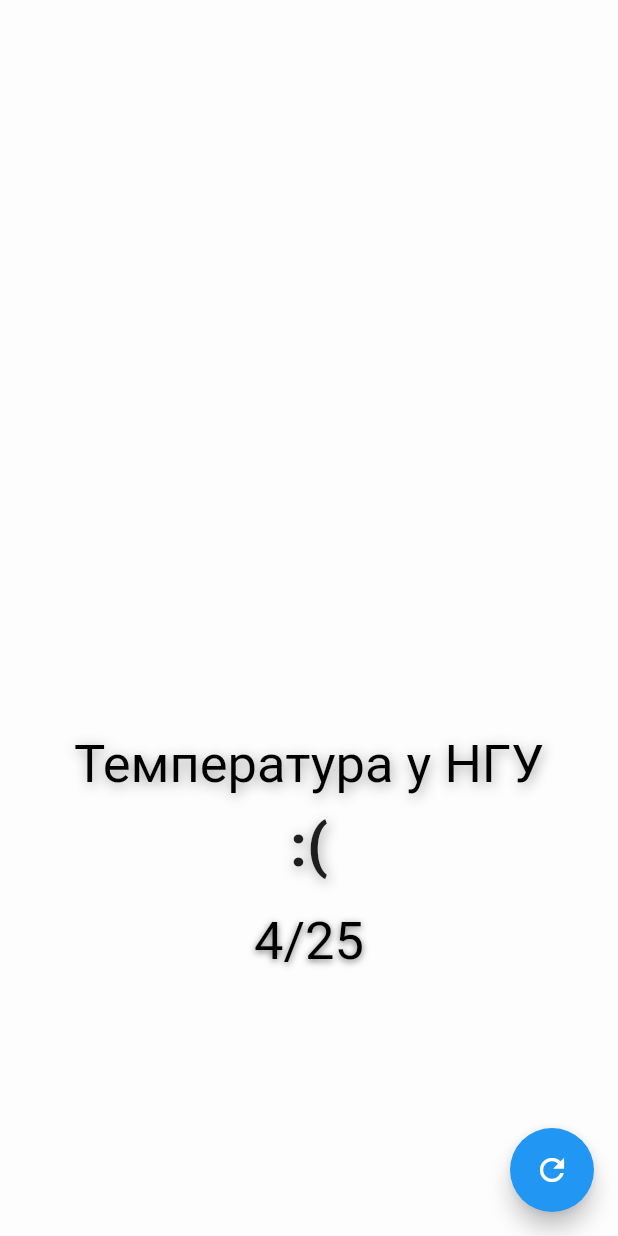
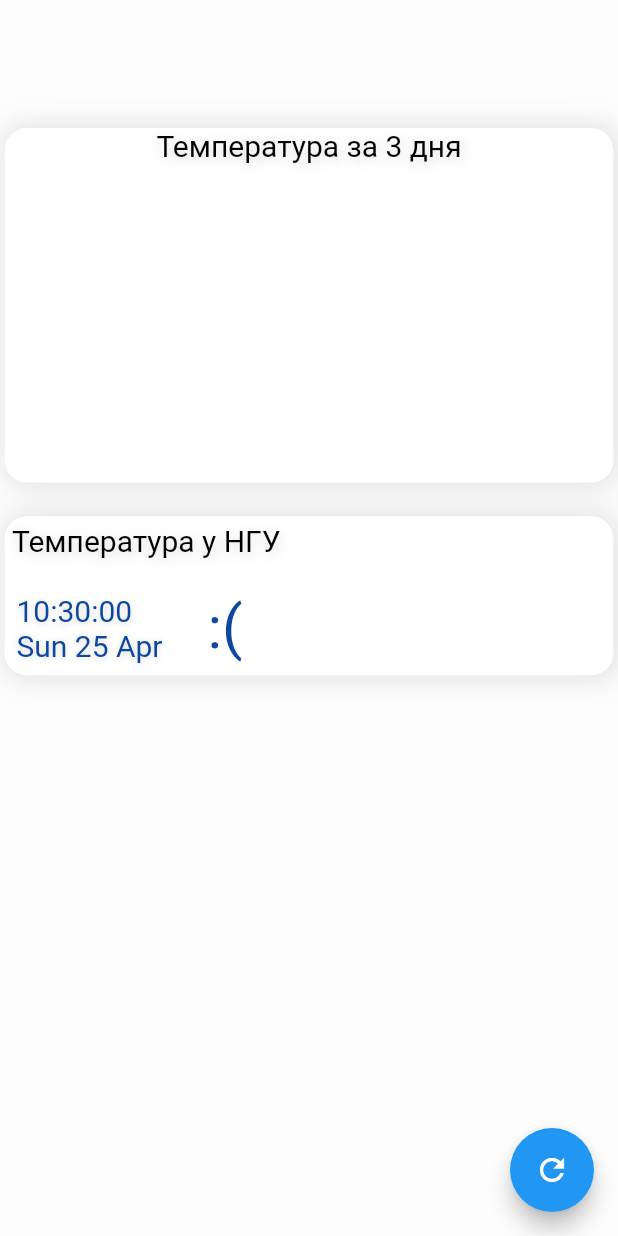
Before and after one commit to Altair200333/weather_nsu, a Flutter app: the screen it shows after launch, on a phone screen of 412 x 824 dp. Run offline on Flutter 3.47's test engine with Material 2 defaults, Android fonts, the phone set to English and light mode, and no system bars; our stand-ins replace fl_chart; missing offline and left inert: home_widget, workmanager; network calls fail.

Commit message:
design update

```diff
--- a/lib/main.dart
+++ b/lib/main.dart
@@ -3,7 +3,6 @@ import 'dart:math';
 import 'dart:convert';
 import 'package:fl_chart/fl_chart.dart';
 import 'package:flutter/services.dart';
-
 
 import 'package:flutter/material.dart';
 import 'package:http/http.dart' as http;
@@ -143,13 +142,20 @@ class _MyHomePageState extends State<MyHomePage> {
             crossAxisAlignment: CrossAxisAlignment.center,
             children: <Widget>[
               SizedBox(height: MediaQuery.of(context).size.height * 0.1),
+              getShadowContainer([
+                Text(
+                  "Температура за 3 дня",
+                  style: TextStyle(fontSize: 20, color: Colors.black, shadows: [
+                    Shadow(
+                        blurRadius: 10,
+                        color: Colors.black38.withAlpha(40),
+                        offset: Offset(1, 2))
+                  ]),
+                ),
+                SizedBox(height: 20),
                 AspectRatio(
-                aspectRatio: 1.70,
+                  aspectRatio: 2.10,
                   child: Container(
-                  decoration: const BoxDecoration(color: Colors.transparent),
-                  child: Padding(
-                    padding: const EdgeInsets.only(
-                        right: 0.0, left: 0.0, top: 24, bottom: 12),
                     child: weather != null
                         ? LineChart(
                             mainData(weather),
@@ -157,45 +163,56 @@ class _MyHomePageState extends State<MyHomePage> {
                         : Container(),
                   ),
                 ),
-              ),
-              SizedBox(height: MediaQuery.of(context).size.height * 0.2),
+              ], context),
+              SizedBox(height: MediaQuery.of(context).size.height * 0.02),
+              getShadowContainer([
+                Padding(
+                  padding: const EdgeInsets.all(5.0),
+                  child: Row(
+                    children: [
                       Text(
                         'Температура у НГУ',
-                style: TextStyle(fontSize: 35, color: Colors.black, shadows: [
+                        style: TextStyle(fontSize: 20, color: Colors.black, shadows: [
                           Shadow(
                               blurRadius: 10,
-                      color: Colors.black38,
+                              color: Colors.black38.withAlpha(40),
                               offset: Offset(1, 2))
                         ]),
                       ),
+                    ],
+                  ),
+                ),
                 SizedBox(height: 10),
+                Padding(
+                  padding: const EdgeInsets.all(8.0),
+                  child: Row(
+                    children: [
+                      Text(DateFormat('kk:mm:ss \nEEE d MMM').format(DateTime.now()),style: TextStyle(fontSize: 20, color: Colors.blue[900], shadows: [
+                        Shadow(
+                            blurRadius: 6,
+                            color: Colors.black54.withAlpha(40),
+                            offset: Offset(0, 1))
+                      ])),
+                      SizedBox(width: 30),
                       Text(
                         weather != null ? weather.temperature + "°" : ":(",
                         style: TextStyle(
+                            color: Colors.blue[900],
                             fontSize: 40,
-                    fontWeight: FontWeight.bold,
-                    shadows: [
-                      Shadow(
-                          blurRadius: 10,
-                          color: Colors.black38,
-                          offset: Offset(1, 2))
-                    ]),
+                            fontWeight: FontWeight.normal,
                             ),
+                      ),
+                    ],
+                  ),
+                ),
+              ], context),
               SizedBox(height: 20),
-
-              Text(DateFormat.Md().format(DateTime.now()).toString(),
-                  style: TextStyle(fontSize: 35, color: Colors.black, shadows: [
-                    Shadow(
-                        blurRadius: 6,
-                        color: Colors.black54,
-                        offset: Offset(0, 1))
-                  ]))
             ],
           ),
         ),
         decoration: BoxDecoration(
           gradient: LinearGradient(
-            begin: Alignment.topRight,
+            begin: Alignment.topCenter,
             end: Alignment.bottomCenter,
             colors: <Color>[
               getPrimaryColor(weather),
@@ -214,16 +231,37 @@ class _MyHomePageState extends State<MyHomePage> {
     );
   }
 }
-Color getPrimaryColor(Weather weather)
-{
-  if(weather == null)
-    return Colors.white60;
-  if(weather.temp()<0)
-    return Colors.blue;
-  if(weather.temp()<10)
+
+Widget getShadowContainer(List<Widget> children, BuildContext context) {
+  return Padding(
+    padding: const EdgeInsets.all(3.0),
+    child: Container(
+      width: MediaQuery.of(context).size.width,
+      child: Column(
+        children: children,
+      ),
+      decoration: BoxDecoration(
+        color: Colors.white,
+        borderRadius: BorderRadius.all(Radius.circular(15)),
+        boxShadow: [
+          BoxShadow(
+            color: Colors.grey.withOpacity(0.3),
+            spreadRadius: 2,
+            blurRadius: 15,
+            offset: Offset(2, 0), // changes position of shadow
+          ),
+        ],
+      ),
+    ),
+  );
+}
+
+Color getPrimaryColor(Weather weather) {
+  if (weather == null) return Colors.white60;
+  if (weather.temp() < 0) return Colors.blue;
+  if (weather.temp() < 10)
     return Colors.lightBlueAccent;
-  else if(weather.temp()<20)
-    return Colors.redAccent;
+  else if (weather.temp() < 20) return Colors.redAccent;
   return Colors.red;
 }
 
```
Lines whose indentation alone changed are shown as unchanged.
